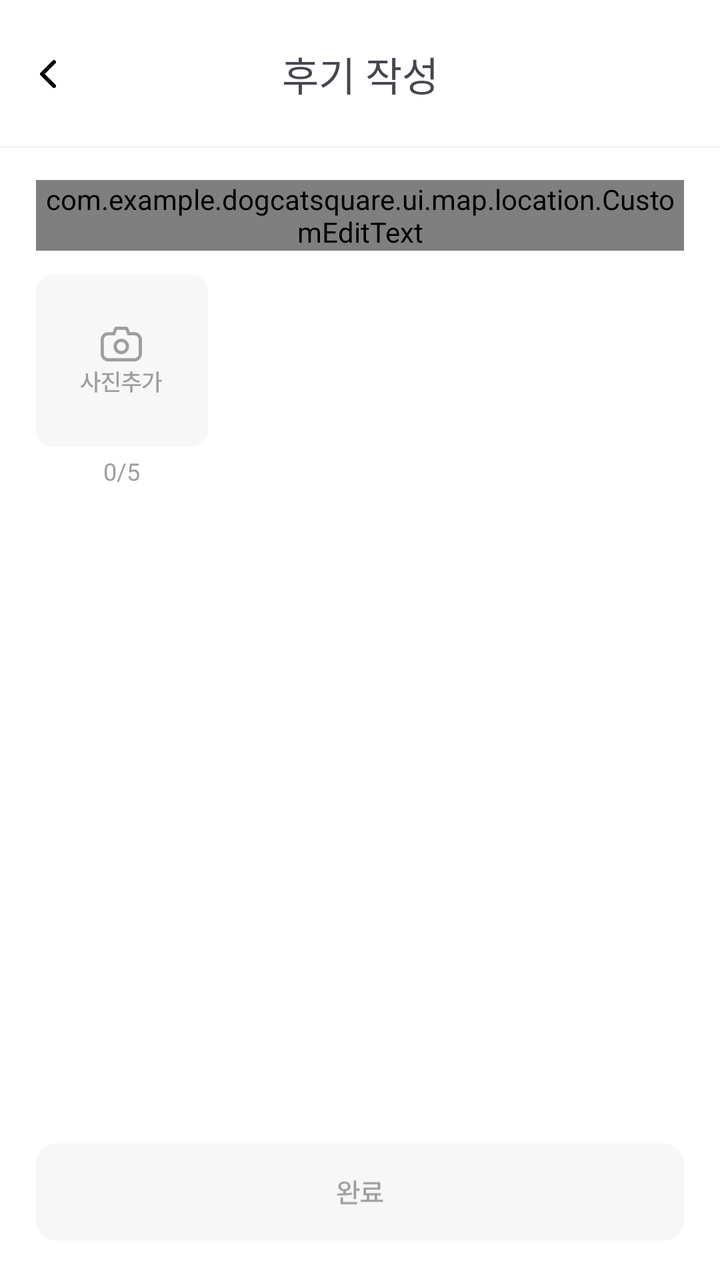
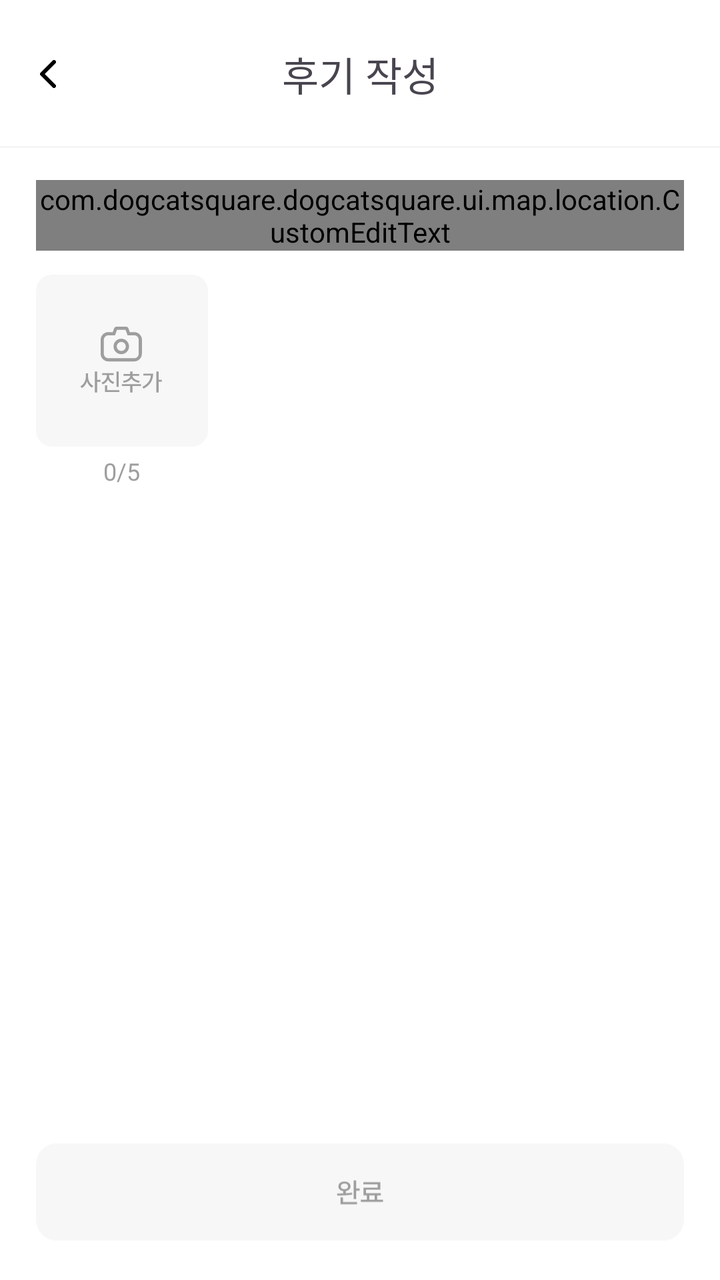

The first picture is an Android layout as it rendered before a commit; the second is the same layout after the commit. The layout source and the unified diff follow.
<!-- AndroidManifest.xml: application theme Theme.DogCatSquare -->
<!-- res/layout/fragment_map_add_review.xml -->
<?xml version="1.0" encoding="utf-8"?>
<androidx.constraintlayout.widget.ConstraintLayout xmlns:android="http://schemas.android.com/apk/res/android"
    xmlns:app="http://schemas.android.com/apk/res-auto"
    xmlns:tools="http://schemas.android.com/tools"
    android:id="@+id/addText"
    android:layout_width="match_parent"
    android:layout_height="match_parent"
    tools:context=".ui.map.location.MapAddReviewFragment"
    android:background="@color/white">

    <androidx.constraintlayout.widget.Guideline
        android:id="@+id/guideline_start"
        android:layout_width="wrap_content"
        android:layout_height="wrap_content"
        android:background="@color/white"
        android:orientation="vertical"
        app:layout_constraintGuide_percent="0.05" />

    <androidx.constraintlayout.widget.Guideline
        android:id="@+id/guideline_end"
        android:layout_width="wrap_content"
        android:layout_height="wrap_content"
        android:background="@color/white"
        android:orientation="vertical"
        app:layout_constraintGuide_percent="0.95" />

    <TextView
        android:id="@+id/textView8"
        android:layout_width="wrap_content"
        android:layout_height="wrap_content"
        android:fontFamily="@font/pretendard_bold"
        android:text="후기 작성"
        android:textSize="20sp"
        app:layout_constraintBottom_toBottomOf="@+id/backButton"
        app:layout_constraintEnd_toEndOf="parent"
        app:layout_constraintStart_toStartOf="parent"
        app:layout_constraintTop_toTopOf="@+id/backButton" />

    <ImageView
        android:id="@+id/backButton"
        android:layout_width="48dp"
        android:layout_height="48dp"
        android:layout_marginStart="0dp"
        android:layout_marginTop="13dp"
        app:layout_constraintStart_toStartOf="parent"
        app:layout_constraintTop_toTopOf="parent"
        android:src="@drawable/ic_back"
        android:scaleType="centerInside" />

    <View
        android:id="@+id/imageView12"
        android:layout_width="match_parent"
        android:layout_height="1dp"
        android:layout_marginTop="12dp"
        android:background="@color/gray1"
        app:layout_constraintEnd_toEndOf="parent"
        app:layout_constraintStart_toStartOf="parent"
        app:layout_constraintTop_toBottomOf="@+id/backButton" />

    <com.example.dogcatsquare.ui.map.location.CustomEditText
        android:id="@+id/etReview"
        android:layout_width="0dp"
        android:layout_height="wrap_content"
        android:layout_marginTop="16dp"
        app:hint="내용을 입력해주세요(최소 20자)"
        app:textSize="16sp"
        app:hintColor="#9E9E9E"
        app:maxLength="300"
        app:editTextHeight="250dp"
        app:layout_constraintEnd_toEndOf="@id/guideline_end"
        app:layout_constraintStart_toStartOf="@id/guideline_start"
        app:layout_constraintTop_toBottomOf="@+id/imageView12" />

    <LinearLayout
        android:id="@+id/image_layout"
        android:layout_width="0dp"
        android:layout_height="wrap_content"
        android:layout_marginTop="12dp"
        android:layout_marginBottom="20dp"
        android:orientation="horizontal"
        app:layout_constraintStart_toStartOf="@id/guideline_start"
        app:layout_constraintEnd_toEndOf="@id/guideline_end"
        app:layout_constraintTop_toBottomOf="@+id/etReview">

        <LinearLayout
            android:layout_width="wrap_content"
            android:layout_height="wrap_content"
            android:orientation="vertical"
            android:gravity="center">

            <androidx.appcompat.widget.AppCompatImageButton
                android:id="@+id/addImg_bt"
                android:layout_width="86dp"
                android:layout_height="86dp"
                android:src="@drawable/ic_add_camera" />

            <TextView
                android:id="@+id/tv_image_count"
                android:layout_width="wrap_content"
                android:layout_height="wrap_content"
                android:layout_marginTop="4dp"
                android:text="0/5"
                android:textSize="12sp"
                android:textColor="@color/gray4" />
        </LinearLayout>

        <androidx.recyclerview.widget.RecyclerView
            android:id="@+id/rv_selected_images"
            android:layout_width="match_parent"
            android:layout_height="86dp"
            android:layout_marginStart="8dp"
            android:orientation="horizontal"
            app:layoutManager="androidx.recyclerview.widget.LinearLayoutManager"
            tools:listitem="@layout/item_selected_image" />

    </LinearLayout>

    <ImageView
        android:id="@+id/doneButton"
        android:layout_width="0dp"
        android:layout_height="wrap_content"
        android:layout_marginBottom="16dp"
        android:src="@drawable/bt_deactivated_complete"
        app:layout_constraintBottom_toBottomOf="parent"
        app:layout_constraintEnd_toStartOf="@+id/guideline_end"
        app:layout_constraintStart_toStartOf="@+id/guideline_start" />

</androidx.constraintlayout.widget.ConstraintLayout>
<!-- res/layout/item_selected_image.xml (included above) -->
<?xml version="1.0" encoding="utf-8"?>
<FrameLayout xmlns:android="http://schemas.android.com/apk/res/android"
    xmlns:app="http://schemas.android.com/apk/res-auto"
    android:layout_width="wrap_content"
    android:layout_height="wrap_content"
    android:layout_marginEnd="8dp">

    <androidx.cardview.widget.CardView
    android:layout_width="86dp"
    android:layout_height="86dp"
    app:cardCornerRadius="8dp"
    app:cardElevation="0dp">

    <ImageView
        android:id="@+id/iv_selected_img"
        android:layout_width="match_parent"
        android:layout_height="match_parent"
        android:scaleType="centerCrop" />

</androidx.cardview.widget.CardView>

    <ImageView
        android:id="@+id/iv_delete_img"
        android:layout_width="24dp"
        android:layout_height="24dp"
        android:layout_gravity="top|end"
        android:layout_marginTop="4dp"
        android:layout_marginEnd="4dp"
        android:src="@android:drawable/presence_offline" />

</FrameLayout>
<!-- resources referenced by this layout -->
<resources>
  <color name="gray1">#F6F6F6</color>
  <color name="gray4">#9E9E9E</color>
  <color name="white">#FFFFFFFF</color>
  <!-- drawable bt_deactivated_complete (drawable) -->
  <vector xmlns:android="http://schemas.android.com/apk/res/android"
      android:width="374dp"
      android:height="56dp"
      android:viewportWidth="374"
      android:viewportHeight="56">
    <path
        android:pathData="M12,0L362,0A12,12 0,0 1,374 12L374,44A12,12 0,0 1,362 56L12,56A12,12 0,0 1,0 44L0,12A12,12 0,0 1,12 0z"
        android:fillColor="#F7F7F7"/>
    <path
        android:pathData="M178.02,21.95C180.06,21.95 181.5,23.08 181.52,24.75C181.5,26.17 180.42,27.22 178.8,27.47V28.7C180.04,28.64 181.28,28.53 182.44,28.36L182.55,29.45C179.61,29.98 176.31,30.03 173.91,30.03L173.75,28.83C174.8,28.84 176.02,28.83 177.31,28.78V27.48C175.64,27.25 174.52,26.2 174.53,24.75C174.52,23.08 175.97,21.95 178.02,21.95ZM178.02,23.09C176.78,23.09 175.91,23.73 175.92,24.75C175.91,25.73 176.78,26.39 178.02,26.39C179.27,26.39 180.11,25.73 180.11,24.75C180.11,23.73 179.27,23.09 178.02,23.09ZM184.78,21.34V25.97H186.78V27.22H184.78V32.05H183.3V21.34H184.78ZM185.28,33.81V35.03H175.74V31.11H177.22V33.81H185.28ZM200.25,32.41V33.66H187.44V32.41H190.94V29.94H189V25.48H197.22V23.53H188.97V22.31H198.69V26.69H190.47V28.72H199.01V29.94H196.89V32.41H200.25ZM192.37,32.41H195.44V29.94H192.37V32.41Z"
        android:fillColor="#9E9E9E"/>
  </vector>
  <!-- drawable ic_add_camera: vector/xml drawable (drawable, 3664 chars, omitted) -->
  <!-- drawable ic_back (drawable) -->
  <vector xmlns:android="http://schemas.android.com/apk/res/android"
      android:width="8dp"
      android:height="14dp"
      android:viewportWidth="8"
      android:viewportHeight="14">
    <path
        android:pathData="M7,1L1,7L7,13"
        android:strokeLineJoin="round"
        android:strokeWidth="2"
        android:fillColor="#00000000"
        android:strokeColor="#000000"
        android:strokeLineCap="round"/>
  </vector>
  <style name="Theme.DogCatSquare" parent="Base.Theme.DogCatSquare" />
  <style name="Base.Theme.DogCatSquare" parent="Theme.Material3.DayNight.NoActionBar">
          
          
          <item name="android:windowLightStatusBar">true</item>
          <item name="android:statusBarColor">@color/white</item>
          <item name="popupMenuStyle">@style/CustomPopupStyle</item>
          <item name="android:popupMenuStyle">@style/CustomPopupStyle</item>
          <item name="popupTheme">@style/CustomPopupTheme</item>
          <item name="android:popupTheme">@style/CustomPopupTheme</item>
      </style>
  <style name="CustomPopupStyle" parent="Widget.AppCompat.PopupMenu">
          <item name="android:popupBackground">@drawable/popup_white_bg</item>
      </style>
  <style name="CustomPopupTheme" parent="ThemeOverlay.Material3.Light">
          <item name="colorSurface">@color/white</item>
          <item name="colorSurfaceContainer">@color/white</item>
          <item name="colorSurfaceContainerHigh">@color/white</item>
      </style>
  <!-- drawable popup_white_bg (drawable) -->
  <?xml version="1.0" encoding="utf-8"?>
  <shape xmlns:android="http://schemas.android.com/apk/res/android">
      <solid android:color="#FFFFFF" />
      <corners android:radius="16dp" />
  </shape>
</resources>

<!-- the commit's change to res/layout/fragment_map_add_review.xml (unified diff, before → after) -->
@@ -57,7 +57,7 @@
         app:layout_constraintStart_toStartOf="parent"
         app:layout_constraintTop_toBottomOf="@+id/backButton" />
 
-    <com.example.dogcatsquare.ui.map.location.CustomEditText
+    <com.dogcatsquare.dogcatsquare.ui.map.location.CustomEditText
         android:id="@+id/etReview"
         android:layout_width="0dp"
         android:layout_height="wrap_content"
